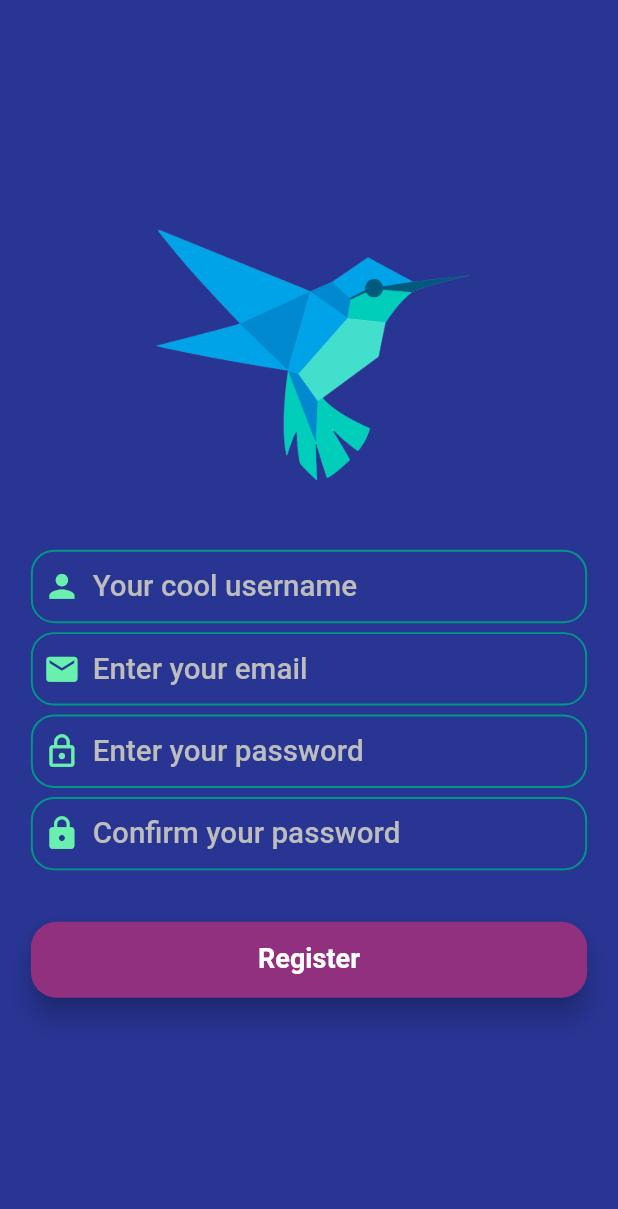
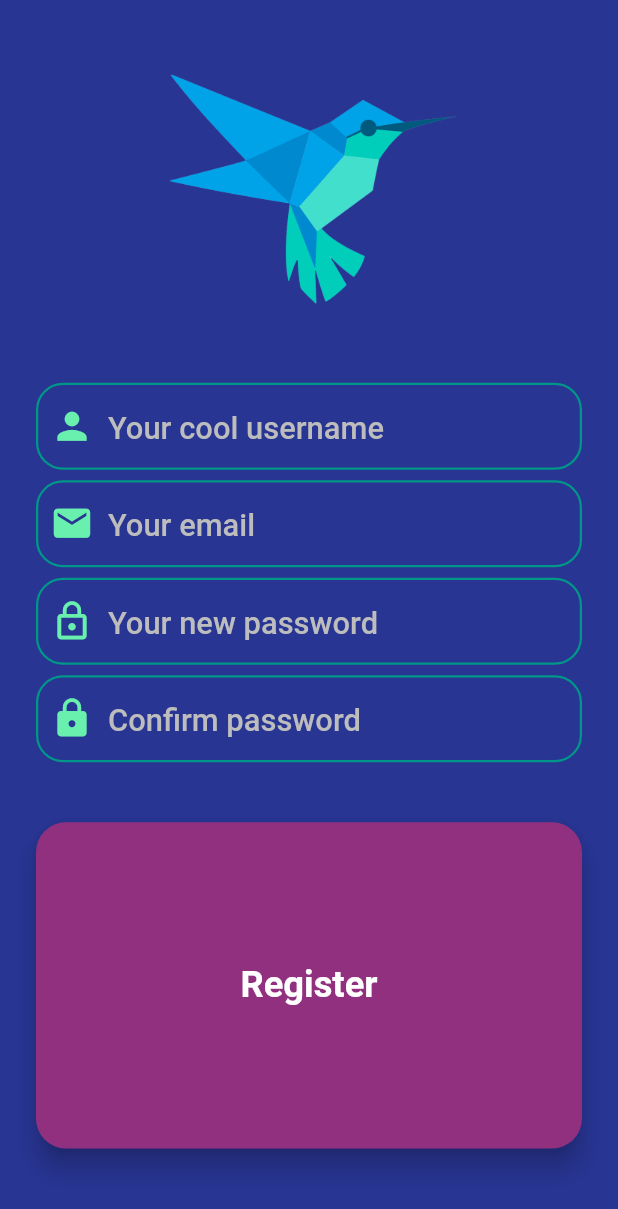
Before and after one commit to lloretalvaro/DashTalk, a Flutter app: the screen it shows after launch, after a tap on "Register", on a phone screen of 412 x 824 dp. Shown: the top 1209 px of the screen. Run offline on Flutter 3.47's test engine with Material 2 defaults, Android fonts, the light colour scheme and no system bars; our stand-ins replace animated_text_kit, cloud_firestore, firebase_auth, modal_progress_hud; accounts and stored records are empty.

Commit message:
Making it responsive + small fixes frontend

```diff
--- a/lib/components/rounded_button.dart
+++ b/lib/components/rounded_button.dart
@@ -1,11 +1,16 @@
 import 'package:flutter/material.dart';
 
 class RoundedButton extends StatelessWidget {
-  const RoundedButton({@required this.onPressed, this.title, this.color});
+  const RoundedButton(
+      {@required this.onPressed,
+      this.title,
+      this.color,
+      this.isRegistrationScreen});
 
   final Function onPressed;
   final String title;
   final Color color;
+  final bool isRegistrationScreen;
 
   @override
   Widget build(BuildContext context) {
@@ -18,11 +23,15 @@ class RoundedButton extends StatelessWidget {
         child: MaterialButton(
           onPressed: onPressed,
           minWidth: 200.0,
-          height: 59.0,
+          height: MediaQuery.of(context).size.height / 15,
           child: Text(
             title,
             style: TextStyle(
-                fontSize: 21, color: Colors.white, fontWeight: FontWeight.w700),
+                fontSize: isRegistrationScreen
+                    ? MediaQuery.of(context).size.width / 17
+                    : 21,
+                color: Colors.white,
+                fontWeight: FontWeight.w700),
           ),
         ),
       ),
--- a/lib/components/user_tile.dart
+++ b/lib/components/user_tile.dart
@@ -27,11 +27,13 @@ class UserTile extends StatelessWidget {
         ),
         title: Text(
           username,
-          style: kUsernameChatSelectorTextStyle,
+          style: kUsernameChatSelectorTextStyle.copyWith(
+              fontSize: MediaQuery.of(context).size.width / 18),
         ),
         subtitle: Text(
           email,
-          style: kEmailChatSelectorTextStyle,
+          style: kEmailChatSelectorTextStyle.copyWith(
+              fontSize: MediaQuery.of(context).size.width / 22),
         ),
         onTap: () => Navigator.push(
           context,
--- a/lib/constants.dart
+++ b/lib/constants.dart
@@ -16,7 +16,7 @@ const kErrorAlertTextStyle = TextStyle(
 const kMessageTextFieldDecoration = InputDecoration(
   contentPadding: EdgeInsets.symmetric(vertical: 10.0, horizontal: 20.0),
   hintText: 'Type here...',
-  hintStyle: TextStyle(color: Colors.grey, fontSize: 22),
+  hintStyle: TextStyle(color: Colors.grey, fontSize: 18),
   border: InputBorder.none,
 );
 
@@ -35,8 +35,7 @@ const kTextMessageTextStyle = TextStyle(
   color: Colors.white,
   fontSize: 24,
 );
-const double kLogoSizeWelcomeScreen = 95.0;
-const double kLogoSizeLoginRegistration = 210.0;
+
 const double kIconSizeLoginRegistration = 29.0;
 const Color kIconColorLoginRegistration = Colors.greenAccent;
 
@@ -56,13 +55,13 @@ const kEmailChatSelectorTextStyle = TextStyle(
   color: Color(0xFFBDBDBD),
   fontSize: 20,
 );
-
+const kHintTextStyle = TextStyle(
+  color: Color(0xFFBDBDBD),
+  fontSize: 23,
+);
 const kTextFieldDecoration = InputDecoration(
   hintText: 'Enter your value',
-  hintStyle: TextStyle(
-    color: Color(0xFFBDBDBD),
-    fontSize: 23,
-  ),
+  hintStyle: kHintTextStyle,
   contentPadding: EdgeInsets.symmetric(vertical: 15.0, horizontal: 25.0),
   border: OutlineInputBorder(
     borderRadius: BorderRadius.all(Radius.circular(18.0)),
@@ -97,5 +96,3 @@ const kBorderRadiusOtherUser = BorderRadius.only(
 const kAppbarTitleTextStyle = TextStyle(fontSize: 25, letterSpacing: 1);
 const kTextfieldMessageTextStyle =
     TextStyle(color: Colors.white, fontSize: 22, fontWeight: FontWeight.w500);
-
-const double kIconSizeChatScreen = 31;
--- a/lib/main.dart
+++ b/lib/main.dart
@@ -4,7 +4,6 @@ import 'package:dash_talk/screens/login_screen.dart';
 import 'package:dash_talk/screens/registration_screen.dart';
 import 'package:dash_talk/screens/chat_selection_screen.dart';
 import 'package:dash_talk/screens/chat_screen.dart';
-import 'package:responsive_framework/responsive_framework.dart';
 
 void main() => runApp(DashTalk());
 
@@ -12,17 +11,6 @@ class DashTalk extends StatelessWidget {
   @override
   Widget build(BuildContext context) {
     return MaterialApp(
-      builder: (context, child) => ResponsiveWrapper.builder(
-        child,
-        minWidth: 480,
-        maxWidth: 1440,
-        defaultScale: true,
-        breakpoints: [
-          ResponsiveBreakpoint.resize(480, name: MOBILE),
-          ResponsiveBreakpoint.resize(800, name: TABLET),
-          ResponsiveBreakpoint.resize(1000, name: DESKTOP),
-        ],
-      ),
       debugShowCheckedModeBanner: false,
       initialRoute: WelcomeScreen.id,
       routes: {
--- a/lib/screens/chat_selection_screen.dart
+++ b/lib/screens/chat_selection_screen.dart
@@ -44,7 +44,7 @@ class _ChatSelectionScreenState extends State<ChatSelectionScreen> {
               color: Colors.red,
               icon: Icon(
                 Icons.phonelink_erase,
-                size: 31,
+                size: MediaQuery.of(context).size.width / 13,
               ),
               onPressed: () {
                 //Implement logout functionality
@@ -55,7 +55,7 @@ class _ChatSelectionScreenState extends State<ChatSelectionScreen> {
         centerTitle: true,
         title: Text(
           'DashTalk 🗣️',
-          style: TextStyle(fontSize: 25),
+          style: TextStyle(fontSize: MediaQuery.of(context).size.width / 15),
         ),
         backgroundColor: kAppBarColor,
       ),
@@ -93,7 +93,7 @@ class UsersStream extends StatelessWidget {
         final users = snapshot.data.documents.reversed;
         List<UserTile> userSelectors = [
           UserTile(
-            username: 'Global Chat | DashTalk 🗣️',
+            username: 'Global Chat 🗣️',
             email: 'Join and talk with all users!',
             collectionName: 'messages',
           )
--- a/lib/screens/registration_screen.dart
+++ b/lib/screens/registration_screen.dart
@@ -29,9 +29,13 @@ class _RegistrationScreenState extends State<RegistrationScreen> {
           onChanged: (value) {
             username = value;
           },
-          style: kLoginRegistrationTextStyle,
+          style: kLoginRegistrationTextStyle.copyWith(
+              fontSize: MediaQuery.of(context).size.width / 17),
           decoration: kTextFieldDecoration.copyWith(
               hintText: 'Your cool username',
+              hintStyle: kHintTextStyle.copyWith(
+                fontSize: MediaQuery.of(context).size.width / 20,
+              ),
               prefixIcon: Icon(
                 Icons.person,
                 color: kIconColorLoginRegistration,
@@ -46,9 +50,13 @@ class _RegistrationScreenState extends State<RegistrationScreen> {
           onChanged: (value) {
             email = value;
           },
-          style: kLoginRegistrationTextStyle,
+          style: kLoginRegistrationTextStyle.copyWith(
+              fontSize: MediaQuery.of(context).size.width / 17),
           decoration: kTextFieldDecoration.copyWith(
-              hintText: 'Enter your email',
+              hintText: 'Your email',
+              hintStyle: kHintTextStyle.copyWith(
+                fontSize: MediaQuery.of(context).size.width / 20,
+              ),
               prefixIcon: Icon(
                 Icons.email,
                 color: kIconColorLoginRegistration,
@@ -63,9 +71,13 @@ class _RegistrationScreenState extends State<RegistrationScreen> {
           onChanged: (value) {
             password = value;
           },
-          style: kLoginRegistrationTextStyle,
+          style: kLoginRegistrationTextStyle.copyWith(
+              fontSize: MediaQuery.of(context).size.width / 17),
           decoration: kTextFieldDecoration.copyWith(
-              hintText: 'Enter your password',
+              hintText: 'Your new password',
+              hintStyle: kHintTextStyle.copyWith(
+                fontSize: MediaQuery.of(context).size.width / 20,
+              ),
               prefixIcon: Icon(
                 Icons.lock_outline,
                 color: kIconColorLoginRegistration,
@@ -80,9 +92,13 @@ class _RegistrationScreenState extends State<RegistrationScreen> {
           onChanged: (value) {
             confirmedPassword = value;
           },
-          style: kLoginRegistrationTextStyle,
+          style: kLoginRegistrationTextStyle.copyWith(
+              fontSize: MediaQuery.of(context).size.width / 17),
           decoration: kTextFieldDecoration.copyWith(
-              hintText: 'Confirm your password',
+              hintText: 'Confirm password',
+              hintStyle: kHintTextStyle.copyWith(
+                fontSize: MediaQuery.of(context).size.width / 20,
+              ),
               prefixIcon: Icon(
                 Icons.lock,
                 color: kIconColorLoginRegistration,
@@ -153,7 +169,7 @@ class _RegistrationScreenState extends State<RegistrationScreen> {
                 child: Hero(
                   tag: 'logo',
                   child: Container(
-                    height: kLogoSizeLoginRegistration,
+                    height: MediaQuery.of(context).size.height / 5,
                     child: Image.asset('images/logo.png'),
                   ),
                 ),
@@ -165,7 +181,9 @@ class _RegistrationScreenState extends State<RegistrationScreen> {
               SizedBox(
                 height: 24.0,
               ),
-              RoundedButton(
+              Expanded(
+                child: RoundedButton(
+                  isRegistrationScreen: true,
                   title: 'Register',
                   color: kRegisterColor,
                   onPressed: () async {
@@ -192,6 +210,7 @@ class _RegistrationScreenState extends State<RegistrationScreen> {
                     }
                   },
                 ),
+              ),
             ],
           ),
         ),
--- a/lib/screens/welcome_screen.dart
+++ b/lib/screens/welcome_screen.dart
@@ -57,15 +57,17 @@ class _WelcomeScreenState extends State<WelcomeScreen>
   @override
   Widget build(BuildContext context) {
     Widget animatedText = TypewriterAnimatedTextKit(
-      text: ['Dash Talk'],
+      text: ['DashTalk'],
       speed: Duration(milliseconds: 300),
       repeatForever: true,
-      textStyle: kAnimatedTextStyle,
+      textStyle: kAnimatedTextStyle.copyWith(
+          fontSize: MediaQuery.of(context).size.width / 10),
     );
 
     Widget normalText = Text(
-      'Dash Talk',
-      style: kAnimatedTextStyle,
+      'DashTalk',
+      style: kAnimatedTextStyle.copyWith(
+          fontSize: MediaQuery.of(context).size.width / 10),
     );
     return Scaffold(
       backgroundColor: animation.value,
@@ -81,7 +83,7 @@ class _WelcomeScreenState extends State<WelcomeScreen>
                   tag: 'logo',
                   child: Container(
                     child: Image.asset('images/logo.png'),
-                    height: kLogoSizeWelcomeScreen,
+                    height: MediaQuery.of(context).size.height / 8,
                   ),
                 ),
                 currentUserLogged == null ? animatedText : normalText,
@@ -91,6 +93,7 @@ class _WelcomeScreenState extends State<WelcomeScreen>
               height: 48.0,
             ),
             RoundedButton(
+              isRegistrationScreen: false,
               title: 'Log In',
               color: kLoginColor,
               onPressed: () {
@@ -99,6 +102,7 @@ class _WelcomeScreenState extends State<WelcomeScreen>
               },
             ),
             RoundedButton(
+              isRegistrationScreen: false,
               title: 'Register',
               color: kRegisterColor,
               onPressed: () {
--- a/pubspec.yaml
+++ b/pubspec.yaml
@@ -23,8 +23,6 @@ dependencies:
   # animation packages
   animated_text_kit: ^2.2.0
   modal_progress_hud: ^0.1.3
-  # responsive package
-  responsive_framework: ^0.0.8
 
 
 
```
Also changed, not shown: lib/components/ErrorAlert.dart (+8 -2 lines), lib/components/message_bubble.dart (+6 -4 lines), lib/screens/chat_screen.dart (+8 -5 lines), lib/screens/login_screen.dart (+10 -3 lines), pubspec.lock. Lines whose indentation alone changed are shown as unchanged.
